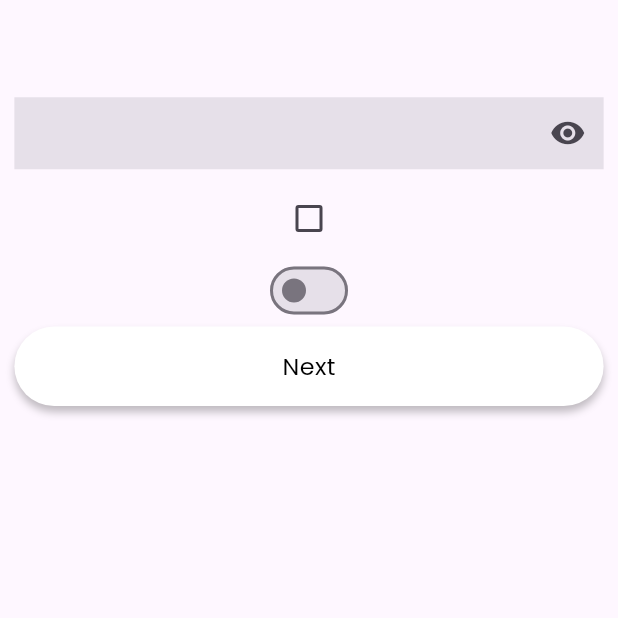
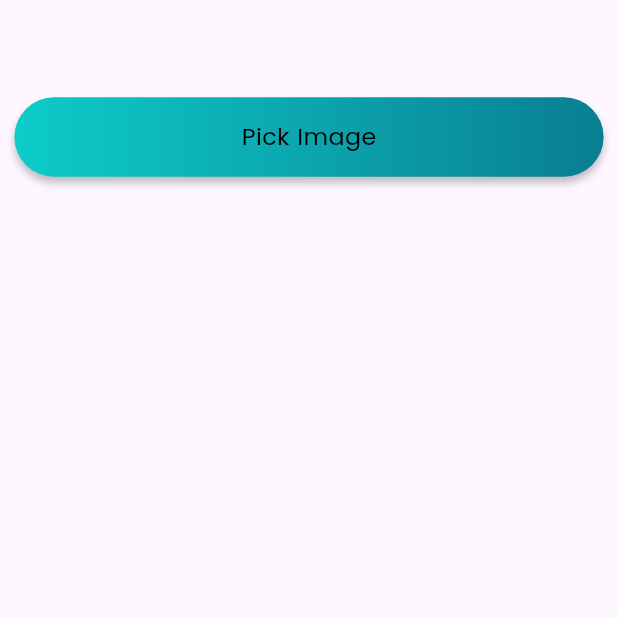
Before and after one commit to MuhShoaib/training_, a Flutter app: the screen it shows after launch, on a phone screen of 412 x 824 dp, the top half of it. Run offline on Flutter 3.47's test engine with Material 3 defaults, Android fonts, the phone set to English and light mode, and no system bars; our stand-ins replace image_picker.

Commit message:
image picker

```diff
--- /dev/null
+++ b/lib/image_pick/image_view.dart
@@ -0,0 +1,48 @@
+import 'dart:developer';
+import 'dart:io';
+
+import 'package:flutter/material.dart';
+import 'package:image_picker/image_picker.dart';
+import 'package:training/buttons27_08_2025/btn.dart';
+import 'package:training/size.dart';
+
+class ImageView extends StatefulWidget {
+  const ImageView({super.key});
+
+  @override
+  State<ImageView> createState() => _ImageViewState();
+}
+
+class _ImageViewState extends State<ImageView> {
+  ImagePicker imagePicker = ImagePicker();
+
+  XFile? image;
+  @override
+  Widget build(BuildContext context) {
+    return Scaffold(
+      appBar: AppBar(),
+      body: Column(
+        children: [
+          image == null
+              ? SizedBox()
+              : CircleAvatar(
+              radius: 80,
+              backgroundImage: FileImage(File(image!.path))),
+
+          Gap.v(10),
+          AppBtn(
+            text: "Pick Image",
+            isGradient: true,
+            onTap: () async {
+              image = await imagePicker.pickImage(source: ImageSource.gallery);
+
+              setState(() {});
+
+              log(image!.path);
+            },
+          ),
+        ],
+      ),
+    );
+  }
+}
--- a/lib/main.dart
+++ b/lib/main.dart
@@ -5,6 +5,7 @@ import 'package:training/views/splash.dart';
 
 import 'buttons27_08_2025/btn.dart';
 import 'components/text_field.dart';
+import 'image_pick/image_view.dart';
 import 'list_grid 01_09_2025/list_grid_view.dart';
 
 void main() {
@@ -26,7 +27,7 @@ class MyApp extends StatelessWidget {
               theme: ThemeData(fontFamily: "Poppins"),
 
               debugShowCheckedModeBanner: false,
-              home: ScreenA(),
+              home: ImageView(),
             ),
           ),
     );
--- a/pubspec.yaml
+++ b/pubspec.yaml
@@ -34,6 +34,7 @@ dependencies:
   # The following adds the Cupertino Icons font to your application.
   # Use with the CupertinoIcons class for iOS style icons.
   cupertino_icons: ^1.0.8
+  image_picker: ^1.1.2
 
 
 dev_dependencies:
```
Also changed, not shown: lib/components/text_field.dart (+10 -11 lines), pubspec.lock, 6 other files.
